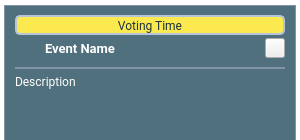
This is src/app/gui/forms/widgeteventitem.ui in botorabi/Meet4Eat-Desktop as Qt 5 draws it before an edit. The edited form follows.
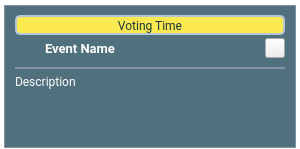
This is the edited form. Icons and pictures are not drawn.

What changed in the file:
```diff
--- a/src/app/gui/forms/widgeteventitem.ui
+++ b/src/app/gui/forms/widgeteventitem.ui
@@ -7,7 +7,7 @@
     <x>0</x>
     <y>0</y>
     <width>300</width>
-    <height>140</height>
+    <height>149</height>
    </rect>
   </property>
   <property name="minimumSize">
```
